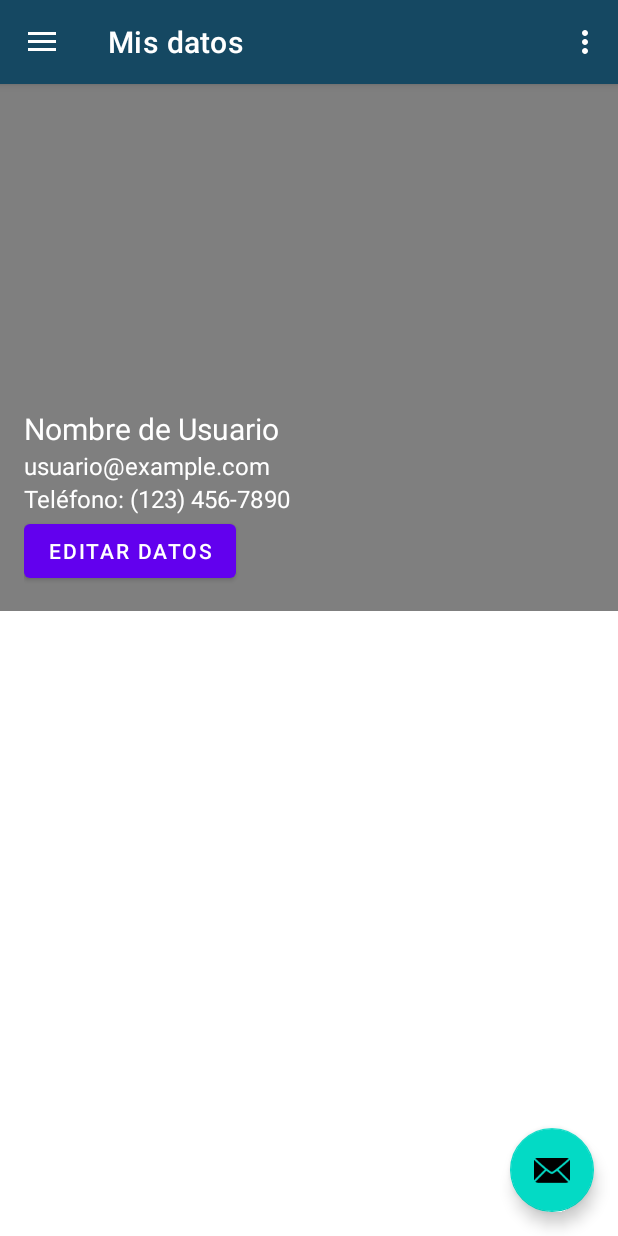
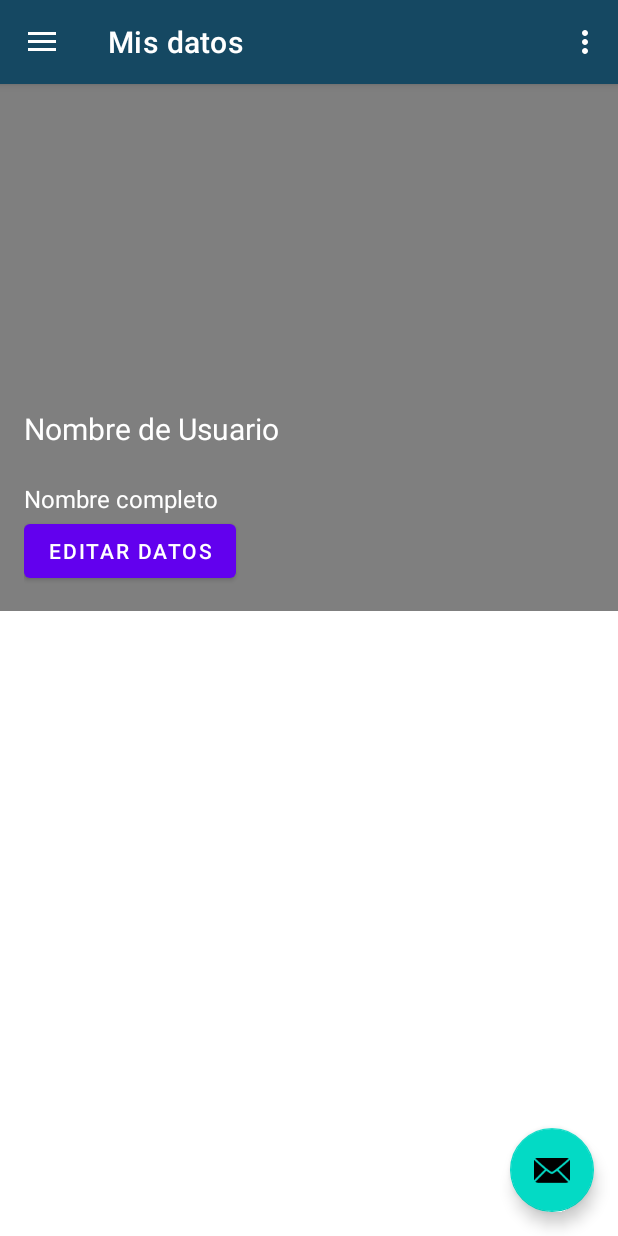
Before and after one commit to chc0/WanderSnap, an Android app: the screen it shows after launch once a user with an empty profile is signed in (MainActivity), in the side drawer, after a tap on "Mis datos", on a phone screen of 412 x 824 dp. Run offline under Robolectric (Android 15) with nearby library versions, the light colour scheme and no system bars; our stand-ins replace Firebase (no records; nobody signed in at launch, a user with empty details on screens opened directly), navigation-ui.

Commit message:
Muestra datos del usuario

```diff
--- a/app/build.gradle.kts
+++ b/app/build.gradle.kts
@@ -42,6 +42,8 @@ dependencies {
     implementation ("com.google.firebase:firebase-auth")
     implementation ("com.google.firebase:firebase-storage")
     implementation("com.google.firebase:firebase-analytics")
+    implementation ("com.github.bumptech.glide:glide:4.12.0")
+    annotationProcessor ("com.github.bumptech.glide:compiler:4.12.0")
     implementation("androidx.appcompat:appcompat:1.6.1")
     implementation("com.google.android.material:material:1.10.0")
     implementation("androidx.constraintlayout:constraintlayout:2.1.4")
--- a/app/src/main/java/com/als/wandersnap/ui/usuario/datosUsuario.java
+++ b/app/src/main/java/com/als/wandersnap/ui/usuario/datosUsuario.java
@@ -8,13 +8,30 @@ import androidx.annotation.NonNull;
 import androidx.annotation.Nullable;
 import androidx.fragment.app.Fragment;
 
+import android.util.Log;
 import android.view.LayoutInflater;
 import android.view.View;
 import android.view.ViewGroup;
+import android.widget.Button;
+import android.widget.ImageView;
+import android.widget.TextView;
 
 import com.als.wandersnap.R;
+import com.bumptech.glide.Glide;
+import com.google.firebase.auth.FirebaseAuth;
+import com.google.firebase.auth.FirebaseUser;
+import com.google.firebase.firestore.DocumentSnapshot;
+import com.google.firebase.firestore.FirebaseFirestore;
+import com.google.firebase.firestore.Query;
+import com.google.firebase.firestore.QuerySnapshot;
 
 public class datosUsuario extends Fragment {
+
+    private ImageView ivFotoPerfil;
+    private TextView tvUsuario, tvEmail, tvNombre;
+    private Button btnEditar;
+
+    private String currentImageURL = "";
 
     private DatosUsuarioViewModel mViewModel;
 
@@ -25,7 +42,95 @@ public class datosUsuario extends Fragment {
     @Override
     public View onCreateView(@NonNull LayoutInflater inflater, @Nullable ViewGroup container,
                              @Nullable Bundle savedInstanceState) {
-        return inflater.inflate(R.layout.fragment_datos_usuario, container, false);
+
+        View view = inflater.inflate(R.layout.fragment_datos_usuario, container, false);
+
+        ivFotoPerfil = view.findViewById(R.id.perFotoPerfil);
+        tvUsuario = view.findViewById(R.id.perUsuario);
+        tvEmail = view.findViewById(R.id.perEmail);
+        tvNombre = view.findViewById(R.id.perNombre);
+        btnEditar = view.findViewById(R.id.perbtnEditar);
+
+        FirebaseUser currentUser = FirebaseAuth.getInstance().getCurrentUser();
+
+        if (currentUser != null) {
+            // El usuario está autenticado, establece la información en los elementos de la interfaz de usuario
+            String username = currentUser.getDisplayName();
+            String email = currentUser.getEmail();
+
+            FirebaseFirestore db = FirebaseFirestore.getInstance();
+            Query nameQuery = db.collection("Usuarios").whereEqualTo("email", email);
+
+            nameQuery.get().addOnCompleteListener(task -> {
+                if (task.isSuccessful()) {
+                    QuerySnapshot querySnapshot = task.getResult();
+                    if (querySnapshot != null && !querySnapshot.isEmpty()) {
+                        // Supongo que el correo electrónico es único en tu colección
+                        DocumentSnapshot document = querySnapshot.getDocuments().get(0);
+
+                        // Obtén el nombre del usuario
+                        String fullName = document.getString("nombre");
+
+                        // Ahora puedes usar fullName como desees
+                        // Por ejemplo, establecer el texto en un TextView
+                        tvNombre.setText(fullName);
+                    }
+                } else {
+                    // Manejar el error al obtener datos de Firestore
+                }
+            });
+
+            Query userQuery = db.collection("Usuarios").whereEqualTo("email", email);
+
+            userQuery.get().addOnCompleteListener(task -> {
+                if (task.isSuccessful()) {
+                    QuerySnapshot querySnapshot = task.getResult();
+                    if (querySnapshot != null && !querySnapshot.isEmpty()) {
+                        // Supongo que el correo electrónico es único en tu colección
+                        DocumentSnapshot document = querySnapshot.getDocuments().get(0);
+
+                        // Obtén el nombre del usuario
+                        String user = document.getString("usuario");
+
+                        // Ahora puedes usar fullName como desees
+                        // Por ejemplo, establecer el texto en un TextView
+                        tvUsuario.setText(user);
+                    }
+                } else {
+                    // Manejar el error al obtener datos de Firestore
+                }
+            });
+
+            Query imgQuery = db.collection("Usuarios").whereEqualTo("email", email);
+
+            imgQuery.get().addOnCompleteListener(task -> {
+                if (task.isSuccessful()) {
+                    QuerySnapshot querySnapshot = task.getResult();
+                    if (querySnapshot != null && !querySnapshot.isEmpty()) {
+                        // Supongo que el correo electrónico es único en tu colección
+                        DocumentSnapshot document = querySnapshot.getDocuments().get(0);
+
+                        // Obtén el nombre del usuario
+                        String imagenPath = document.getString("foto_perfil");
+
+                        if (imagenPath != null) {
+                            // Cargar la imagen utilizando Glide o la biblioteca que prefieras
+                            Glide.with(requireContext())
+                                    .load(imagenPath) // Utiliza la URL de descarga de la imagen
+                                    .into(ivFotoPerfil);
+                            currentImageURL = imagenPath;
+                        } else {
+                            ivFotoPerfil.setImageResource(R.drawable.usuario_default);}
+                    }
+                } else {
+                    // Manejar el error al obtener datos de Firestore
+                }
+            });
+
+            tvEmail.setText(email);
+        }
+
+        return view;
     }
 
     @Override
--- a/app/src/main/res/layout/fragment_datos_usuario.xml
+++ b/app/src/main/res/layout/fragment_datos_usuario.xml
@@ -18,8 +18,9 @@
             android:layout_width="match_parent"
             android:layout_height="200dp"
             android:scaleType="centerCrop"
-            android:id="@+id/profileImageView" />
+            android:id="@+id/perFotoPerfil" />
         <TextView
+            android:id="@+id/perUsuario"
             android:layout_width="wrap_content"
             android:layout_height="wrap_content"
             android:text="Nombre de Usuario"
@@ -27,6 +28,7 @@
             android:textSize="20sp" />
 
         <TextView
+            android:id="@+id/perEmail"
             android:layout_width="wrap_content"
             android:layout_height="wrap_content"
             android:text="usuario@example.com"
@@ -34,14 +36,15 @@
             android:textSize="16sp" />
 
         <TextView
+            android:id="@+id/perNombre"
             android:layout_width="wrap_content"
             android:layout_height="wrap_content"
-            android:text="Teléfono: (123) 456-7890"
+            android:text="Nombre completo"
             android:textColor="#FFFFFF"
             android:textSize="16sp" />
 
         <Button
-            android:id="@+id/editButton"
+            android:id="@+id/perbtnEditar"
             android:layout_width="wrap_content"
             android:layout_height="wrap_content"
             android:text="Editar Datos"
```
